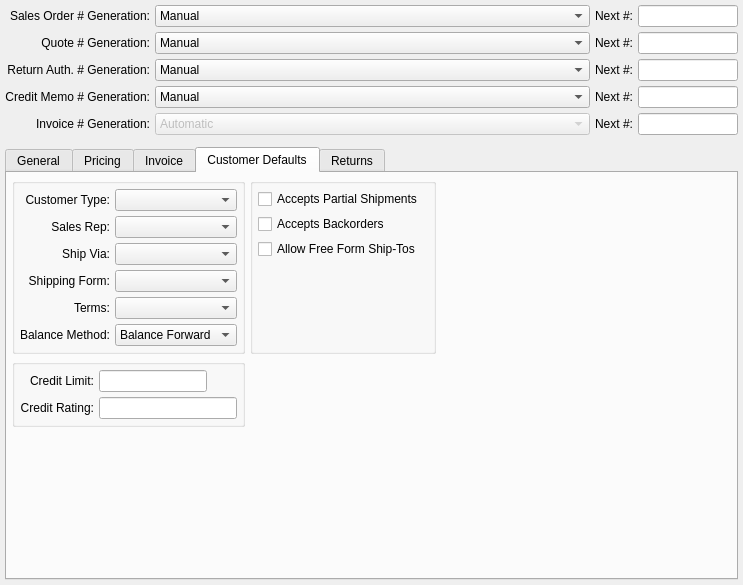
Above: xtuple/trunk/guiclient/configureSO.ui from WooodHead/xtuple before the change. Below: the same form after it.
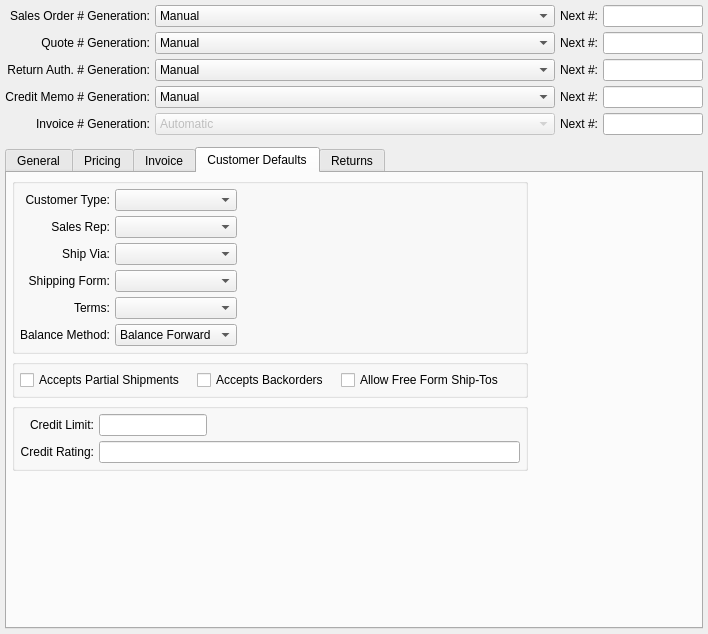
That is the form after the change. The open tabs and pages were chosen to show the change. Custom widgets are drawn as their Qt base class.

```diff
--- a/xtuple/trunk/guiclient/configureSO.ui
+++ b/xtuple/trunk/guiclient/configureSO.ui
@@ -13,8 +13,8 @@
    <rect>
     <x>0</x>
     <y>0</y>
-    <width>743</width>
-    <height>585</height>
+    <width>708</width>
+    <height>634</height>
    </rect>
   </property>
   <property name="windowTitle">
@@ -944,12 +944,12 @@
         </attribute>
         <layout class="QGridLayout" name="gridLayout_8">
          <item row="0" column="0">
-          <layout class="QHBoxLayout" name="horizontalLayout_4">
+          <layout class="QHBoxLayout" name="horizontalLayout_5">
+           <item>
+            <layout class="QVBoxLayout" name="verticalLayout_4">
            <item>
             <layout class="QVBoxLayout" name="verticalLayout_3">
              <item>
-              <layout class="QGridLayout" name="gridLayout_7">
-               <item row="0" column="0">
                 <widget class="QGroupBox" name="_comboGroup">
                  <property name="title">
                   <string/>
@@ -1086,101 +1086,60 @@
                  </layout>
                 </widget>
                </item>
-               <item row="0" column="1">
+               <item>
                 <widget class="QGroupBox" name="groupBox_7">
                  <property name="title">
                   <string/>
                  </property>
-                 <layout class="QGridLayout">
+                 <layout class="QGridLayout" name="gridLayout_7">
                   <item row="0" column="0">
+                   <layout class="QHBoxLayout" name="horizontalLayout_4">
+                    <property name="spacing">
+                     <number>12</number>
+                    </property>
+                    <item>
                    <widget class="QCheckBox" name="_partial">
                     <property name="text">
                      <string>Accepts Partial Shipments</string>
                     </property>
                    </widget>
                   </item>
-                  <item row="0" column="1">
-                   <spacer>
-                    <property name="orientation">
-                     <enum>Qt::Horizontal</enum>
-                    </property>
-                    <property name="sizeType">
-                     <enum>QSizePolicy::Preferred</enum>
-                    </property>
-                    <property name="sizeHint" stdset="0">
-                     <size>
-                      <width>0</width>
-                      <height>20</height>
-                     </size>
-                    </property>
-                   </spacer>
-                  </item>
-                  <item row="1" column="0">
+                    <item>
                    <widget class="QCheckBox" name="_backorders">
                     <property name="text">
                      <string>Accepts Backorders</string>
                     </property>
                    </widget>
                   </item>
-                  <item row="1" column="1">
-                   <spacer>
-                    <property name="orientation">
-                     <enum>Qt::Horizontal</enum>
-                    </property>
-                    <property name="sizeType">
-                     <enum>QSizePolicy::Preferred</enum>
-                    </property>
-                    <property name="sizeHint" stdset="0">
-                     <size>
-                      <width>0</width>
-                      <height>20</height>
-                     </size>
-                    </property>
-                   </spacer>
-                  </item>
-                  <item row="2" column="0">
+                    <item>
                    <widget class="QCheckBox" name="_freeFormShiptos">
                     <property name="text">
                      <string>Allow Free Form Ship-Tos</string>
                     </property>
                    </widget>
                   </item>
-                  <item row="2" column="1">
+                    <item>
                    <spacer>
                     <property name="orientation">
                      <enum>Qt::Horizontal</enum>
                     </property>
                     <property name="sizeType">
-                     <enum>QSizePolicy::Preferred</enum>
-                    </property>
-                    <property name="sizeHint" stdset="0">
-                     <size>
-                      <width>0</width>
-                      <height>20</height>
-                     </size>
-                    </property>
-                   </spacer>
-                  </item>
-                  <item row="3" column="0" colspan="2">
-                   <spacer>
-                    <property name="orientation">
-                     <enum>Qt::Vertical</enum>
-                    </property>
-                    <property name="sizeType">
                      <enum>QSizePolicy::MinimumExpanding</enum>
                     </property>
                     <property name="sizeHint" stdset="0">
                      <size>
-                      <width>20</width>
-                      <height>16</height>
+                        <width>16</width>
+                        <height>20</height>
                      </size>
                     </property>
                    </spacer>
+                    </item>
+                   </layout>
                   </item>
                  </layout>
                 </widget>
                </item>
-               <item row="1" column="0">
+               <item>
                 <widget class="QGroupBox" name="groupBox_6">
                  <property name="title">
                   <string/>
```
Left out of the diff: 39 changed lines with no effect on the pictures. Lines whose indentation alone changed are shown as unchanged.
